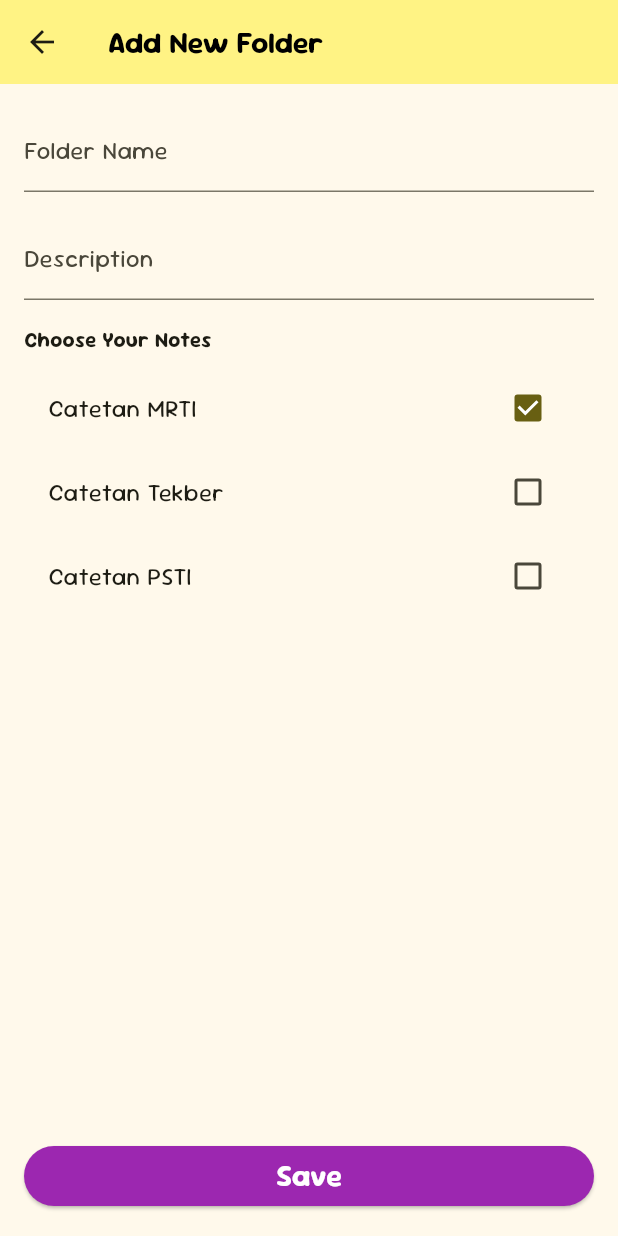
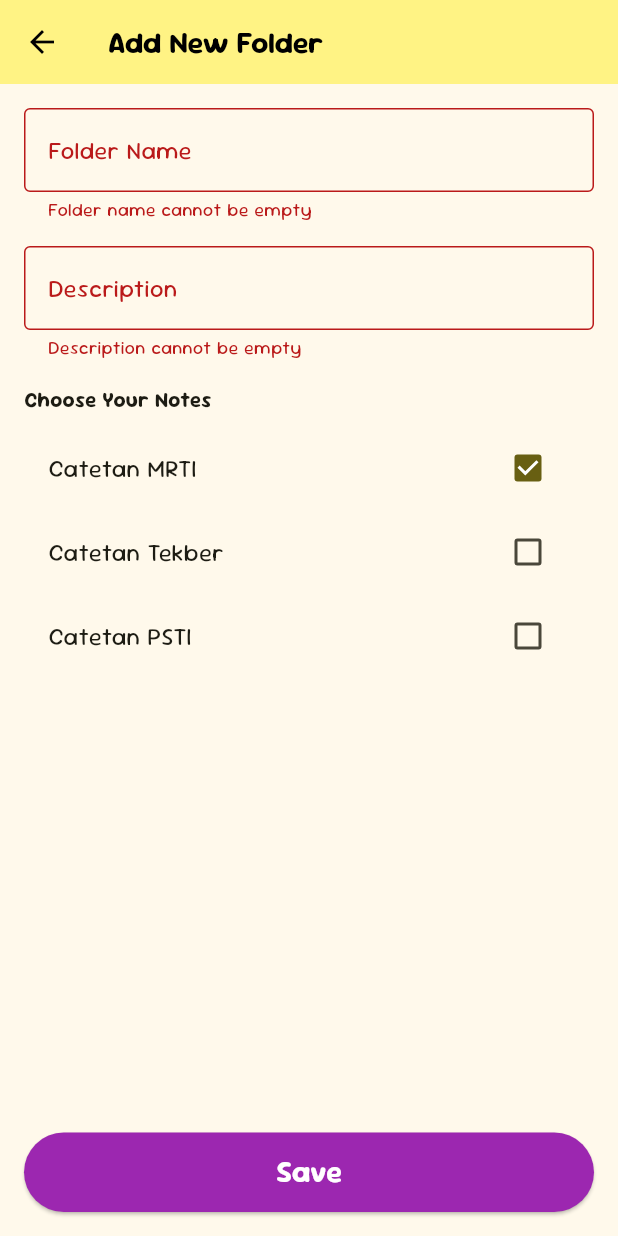
Before and after one commit to farrelputras/fp_tekber_kel4_notes, a Flutter app: the AddFolderScreen screen opened directly, after a tap on "Save", on a phone screen of 412 x 824 dp. Run offline on Flutter 3.47's test engine with Material 3 defaults, Android fonts, the phone set to English and light mode, and no system bars; our stand-ins replace get.

Commit message:
update add folder screen

```diff
--- a/lib/screens/add_folder_screen.dart
+++ b/lib/screens/add_folder_screen.dart
@@ -1,22 +1,50 @@
 import 'package:flutter/material.dart';
 
-class AddFolderScreen extends StatelessWidget {
+class AddFolderScreen extends StatefulWidget {
   const AddFolderScreen({Key? key}) : super(key: key);
+
+  @override
+  State<AddFolderScreen> createState() => _AddFolderScreenState();
+}
+
+class _AddFolderScreenState extends State<AddFolderScreen> {
+  final TextEditingController _folderNameController = TextEditingController();
+  final TextEditingController _descriptionController = TextEditingController();
+
+  String? _folderNameError;
+  String? _descriptionError;
+
+  // Fungsi untuk validasi dan menyimpan folder
+  void _saveFolder() {
+    setState(() {
+      _folderNameError = _folderNameController.text.isEmpty ? "Folder name cannot be empty" : null;
+      _descriptionError = _descriptionController.text.isEmpty ? "Description cannot be empty" : null;
+    });
+
+    if (_folderNameError == null && _descriptionError == null) {
+      // Jika validasi berhasil, data bisa dikembalikan ke screen sebelumnya
+      Navigator.pop(context, {
+        "name": _folderNameController.text,
+        "description": _descriptionController.text,
+      });
+    }
+  }
 
   @override
   Widget build(BuildContext context) {
     return Scaffold(
       appBar: AppBar(
-        title: const Text("Add New Folder"
-        ,style: TextStyle(
-          fontSize: 20,
-          fontWeight: FontWeight.bold,
-          color: Colors.black
-        )
-        ,),
+        title: const Text(
+          "Add New Folder",
+          style: TextStyle(
+            fontSize: 20,
+            fontWeight: FontWeight.bold,
+            color: Colors.black,
+          ),
+        ),
         backgroundColor: const Color.fromARGB(255, 255, 243, 132),
         leading: IconButton(
-          icon: const Icon(Icons.arrow_back),
+          icon: const Icon(Icons.arrow_back, color: Colors.black),
           onPressed: () => Navigator.pop(context),
         ),
       ),
@@ -25,23 +53,36 @@ class AddFolderScreen extends StatelessWidget {
         child: Column(
           crossAxisAlignment: CrossAxisAlignment.start,
           children: [
-            const TextField(
+            // Input Folder Name
+            TextField(
+              controller: _folderNameController,
               decoration: InputDecoration(
                 labelText: "Folder Name",
+                errorText: _folderNameError,
+                border: const OutlineInputBorder(),
               ),
             ),
             const SizedBox(height: 16),
-            const TextField(
+
+            // Input Description
+            TextField(
+              controller: _descriptionController,
               decoration: InputDecoration(
                 labelText: "Description",
+                errorText: _descriptionError,
+                border: const OutlineInputBorder(),
               ),
             ),
             const SizedBox(height: 16),
+
+            // Choose Your Notes
             const Text(
               "Choose Your Notes",
               style: TextStyle(fontWeight: FontWeight.bold),
             ),
             const SizedBox(height: 8),
+
+            // List of Notes with Checkboxes
             Expanded(
               child: ListView(
                 children: [
@@ -63,11 +104,23 @@ class AddFolderScreen extends StatelessWidget {
                 ],
               ),
             ),
+
+            // Save Button
             ElevatedButton(
-              style: ElevatedButton.styleFrom(backgroundColor: Colors.purple),
-              onPressed: () {},
+              style: ElevatedButton.styleFrom(
+                backgroundColor: Colors.purple,
+                padding: const EdgeInsets.symmetric(vertical: 12, horizontal: 20),
+              ),
+              onPressed: _saveFolder,
               child: const Center(
-                child: Text("Save", style: TextStyle(color: Colors.white, fontWeight: FontWeight.bold, fontSize: 20)),
+                child: Text(
+                  "Save",
+                  style: TextStyle(
+                    color: Colors.white,
+                    fontWeight: FontWeight.bold,
+                    fontSize: 20,
+                  ),
+                ),
               ),
             ),
           ],
```
